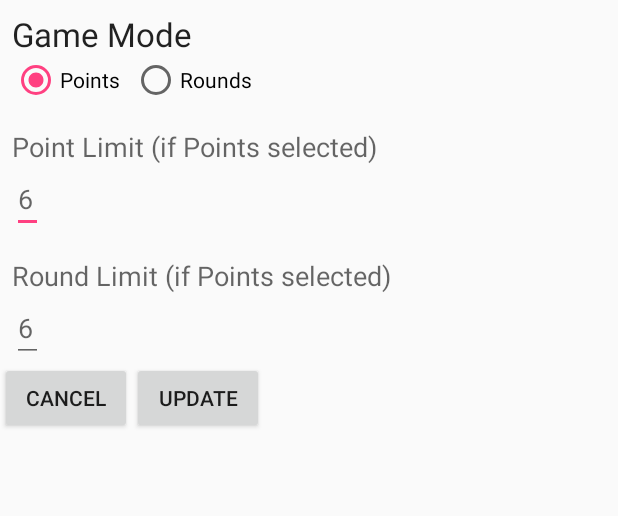
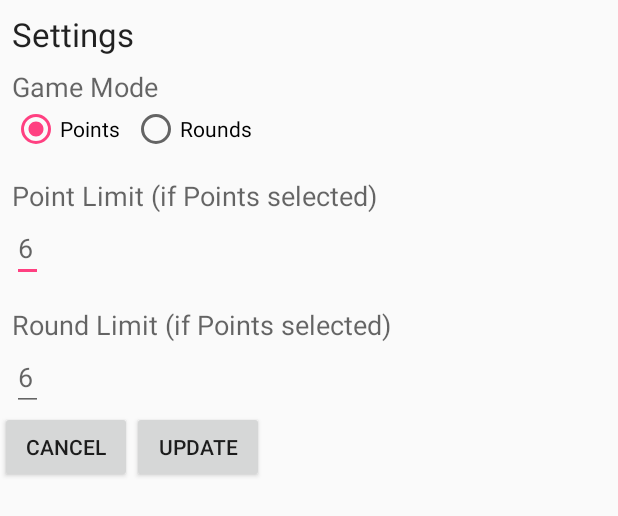
Before and after one commit to kschecht/GeekOutProject, an Android app: the layout activity_settings.xml on its own in the app's theme, with its tools: preview values and no code run, on a phone screen of 412 x 824 dp. Shown: the top 516 px of the screen. Run offline under Robolectric (Android 15) with nearby library versions, the phone set to English and light mode, and no system bars.

```diff
--- a/app/src/main/java/com/example/bryan_2/geekout_sqltest/SettingsActivity.java
+++ b/app/src/main/java/com/example/bryan_2/geekout_sqltest/SettingsActivity.java
@@ -78,10 +78,10 @@ public class SettingsActivity extends Activity {
                 // set shared prefs round limit
                 settingsPrefsEditor.putInt(MainActivity.MAX_ROUNDS, Integer.parseInt(mRoundLimitText.getText().toString()));
 
+                settingsPrefsEditor.apply();
+
                 finish();
             }
         });
-
-        settingsPrefsEditor.apply();
     }
 }
--- a/app/src/main/res/layout/activity_settings.xml
+++ b/app/src/main/res/layout/activity_settings.xml
@@ -8,13 +8,22 @@
     tools:context="com.example.bryan_2.geekout_sqltest.SettingsActivity">
 
     <TextView
-        android:id="@+id/game_mode"
+        android:id="@+id/settingsTitle"
+        android:layout_width="wrap_content"
+        android:layout_height="wrap_content"
+        android:layout_marginTop="8dp"
+        android:layout_marginLeft="8dp"
+        android:text="@string/settings_title"
+        android:textAppearance="?android:attr/textAppearanceLarge" />
+
+    <TextView
+        android:id="@+id/gameMode"
         android:layout_width="wrap_content"
         android:layout_height="wrap_content"
         android:layout_marginTop="8dp"
         android:layout_marginLeft="8dp"
         android:text="@string/game_mode"
-        android:textAppearance="?android:attr/textAppearanceLarge" />
+        android:textAppearance="?android:attr/textAppearanceMedium" />
 
     <RadioGroup
         android:id="@+id/gameModeRadioButtons"
--- a/app/src/main/res/values/strings.xml
+++ b/app/src/main/res/values/strings.xml
@@ -13,4 +13,5 @@
     <string name="update">Update</string>
     <string name="reroll">Re-Roll</string>
     <string name="differentQuestion">Different Question</string>
+    <string name="settings_title">Settings</string>
 </resources>
```
Also changed, not shown: app/src/main/java/com/example/bryan_2/geekout_sqltest/MainActivity.java (+9 -1 lines), app/src/main/res/layout/activity_main.xml (+9 -0 lines).
